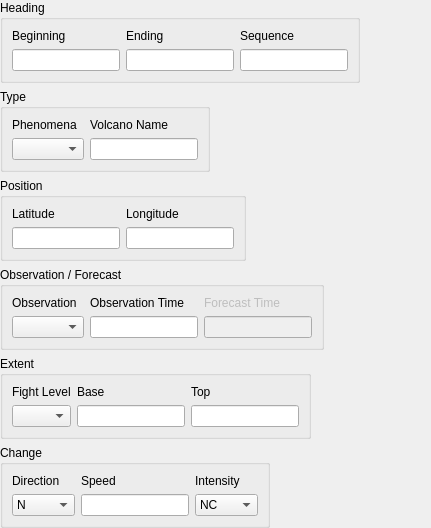
Above: tafor/components/ui/sigmet_ash.ui from up1and/tafor before the change. Below: the same form after it.
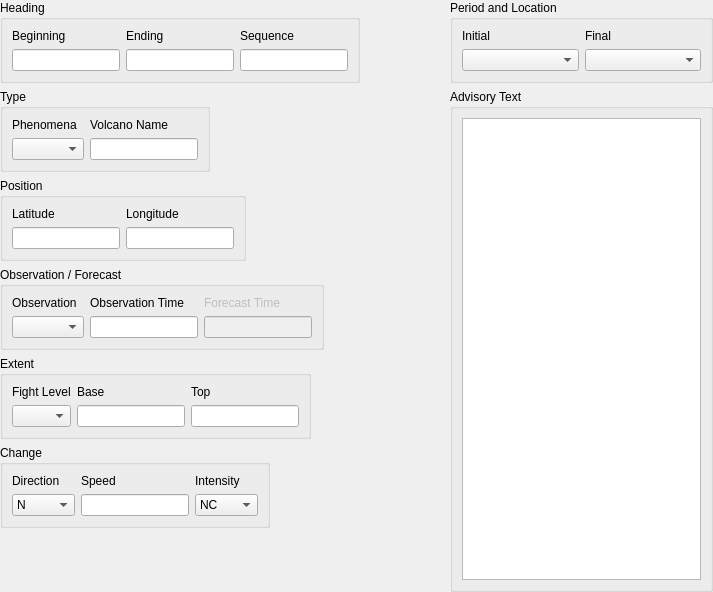
That is the form after the change.

What changed in the file:
```diff
--- a/tafor/components/ui/sigmet_ash.ui
+++ b/tafor/components/ui/sigmet_ash.ui
@@ -6,14 +6,29 @@
    <rect>
     <x>0</x>
     <y>0</y>
-    <width>431</width>
-    <height>456</height>
+    <width>713</width>
+    <height>592</height>
    </rect>
   </property>
   <property name="windowTitle">
    <string notr="true">Sigmet</string>
   </property>
-  <layout class="QVBoxLayout" name="verticalLayout">
+  <layout class="QHBoxLayout" name="horizontalLayout">
+   <property name="leftMargin">
+    <number>0</number>
+   </property>
+   <property name="topMargin">
+    <number>0</number>
+   </property>
+   <property name="rightMargin">
+    <number>0</number>
+   </property>
+   <property name="bottomMargin">
+    <number>0</number>
+   </property>
+   <item>
+    <widget class="QWidget" name="main" native="true">
+     <layout class="QVBoxLayout" name="mainLayout">
    <property name="leftMargin">
     <number>0</number>
    </property>
@@ -452,10 +467,78 @@
      <property name="sizeHint" stdset="0">
       <size>
        <width>20</width>
-       <height>0</height>
+          <height>40</height>
       </size>
      </property>
     </spacer>
+      </item>
+     </layout>
+    </widget>
+   </item>
+   <item>
+    <widget class="QWidget" name="advisory" native="true">
+     <property name="maximumSize">
+      <size>
+       <width>263</width>
+       <height>16777215</height>
+      </size>
+     </property>
+     <layout class="QVBoxLayout" name="advisoryLayout">
+      <property name="leftMargin">
+       <number>0</number>
+      </property>
+      <property name="topMargin">
+       <number>0</number>
+      </property>
+      <property name="rightMargin">
+       <number>0</number>
+      </property>
+      <property name="bottomMargin">
+       <number>0</number>
+      </property>
+      <item>
+       <widget class="QGroupBox" name="periodGroup">
+        <property name="title">
+         <string>Period and Location</string>
+        </property>
+        <layout class="QGridLayout" name="gridLayout">
+         <item row="0" column="0">
+          <widget class="QLabel" name="initialLabel">
+           <property name="text">
+            <string>Initial</string>
+           </property>
+          </widget>
+         </item>
+         <item row="0" column="1">
+          <widget class="QLabel" name="finalLabel">
+           <property name="text">
+            <string>Final</string>
+           </property>
+          </widget>
+         </item>
+         <item row="1" column="0">
+          <widget class="QComboBox" name="initial"/>
+         </item>
+         <item row="1" column="1">
+          <widget class="QComboBox" name="final"/>
+         </item>
+        </layout>
+       </widget>
+      </item>
+      <item>
+       <widget class="QGroupBox" name="textGroup">
+        <property name="title">
+         <string>Advisory Text</string>
+        </property>
+        <layout class="QVBoxLayout" name="verticalLayout">
+         <item>
+          <widget class="QTextEdit" name="text"/>
+         </item>
+        </layout>
+       </widget>
+      </item>
+     </layout>
+    </widget>
    </item>
   </layout>
  </widget>
```
Left out of the diff: 86 changed lines with no effect on the pictures. Lines whose indentation alone changed are shown as unchanged.
